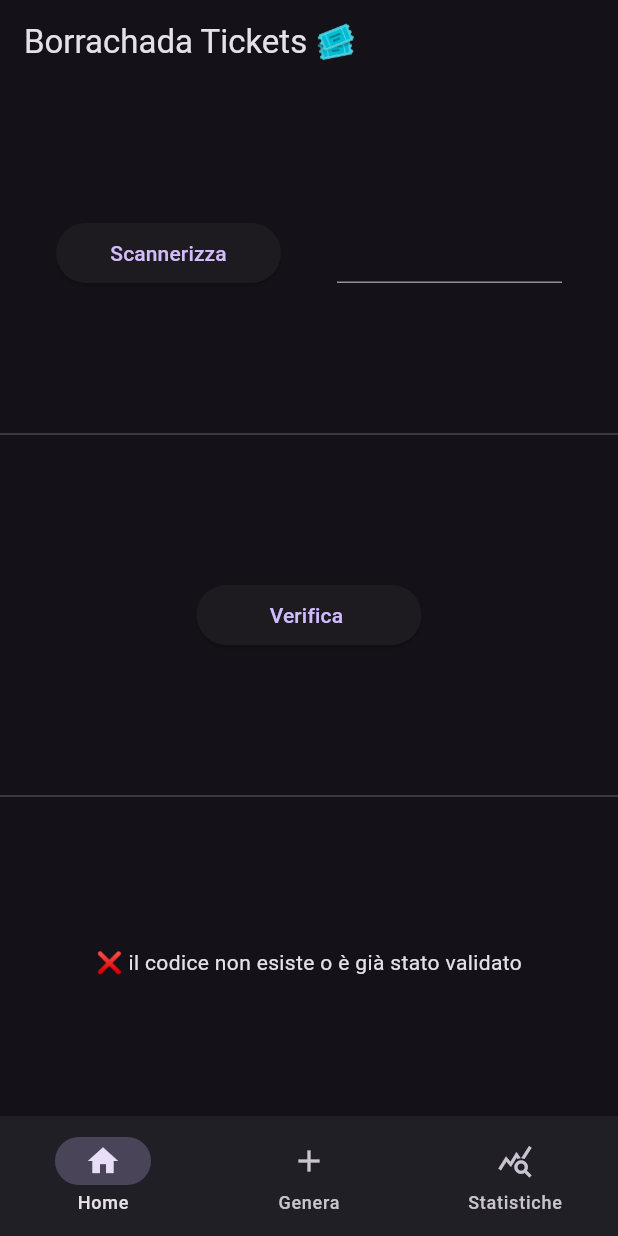
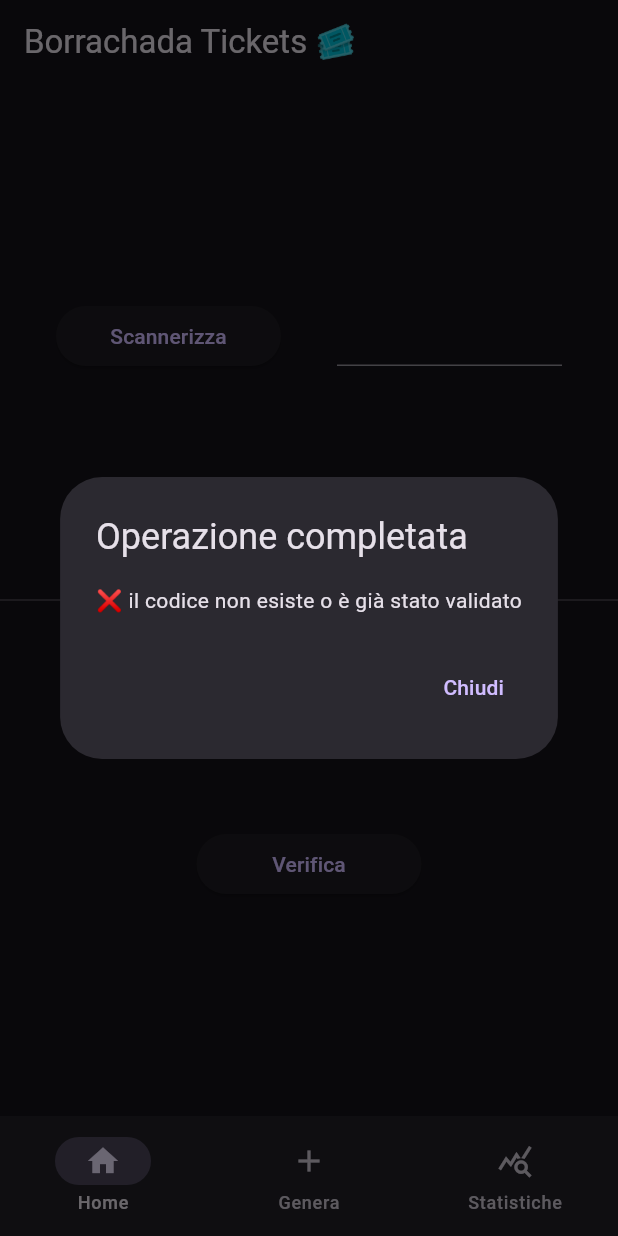
Before and after one commit to Turrett/Borrachada, a Flutter app: the screen it shows after launch, after a tap on "Verifica", on a phone screen of 412 x 824 dp. Run offline on Flutter 3.47's test engine with Material 3 defaults, Android fonts, the phone set to English and light mode, and no system bars; our stand-ins replace cloud_firestore, firebase_core, firebase_storage; missing offline and left inert: barcode_image, mailer, simple_barcode_scanner; accounts and stored records are empty.

Commit message:
sistemata pagina di lettura e notifica

```diff
--- a/lib/read_code_page.dart
+++ b/lib/read_code_page.dart
@@ -10,6 +10,7 @@ class readCodePage extends StatefulWidget {
 class readCodePageState extends State<readCodePage> {
   String cameraReading = '';
   String result = '';
+  String verificaButton = 'Verifica';
 
   TextEditingController manualControl = TextEditingController();
   late TextEditingController output = TextEditingController();
@@ -62,16 +63,35 @@ class readCodePageState extends State<readCodePage> {
             height: 40,
             child: ElevatedButton(
                 onPressed: () async {
+                  setState(() {
+                    verificaButton = 'Verificando ...';
+                  });
                   String res =
                       await BarcodeManager().verifyCode(manualControl.text);
                   setState(() {
                     result = res;
+                    verificaButton = 'Verifica';
                   });
+                  showDialog(
+                    context: context,
+                    builder: (BuildContext context) {
+                      return AlertDialog(
+                        title: Text('Operazione completata'),
+                        content: Text(res),
+                        actions: [
+                          TextButton(
+                            child: Text('Chiudi'),
+                            onPressed: () {
+                              Navigator.of(context).pop();
+                            },
+                          ),
+                        ],
+                      );
+                    },
+                  );
                 },
-                child: Text('Verifica ')),
+                child: Text(verificaButton)),
           ),
-          Divider(),
-          Text(result),
         ],
       ),
     );
```
Also changed, not shown: lib/BarcodeManager.dart (+4 -3 lines).
